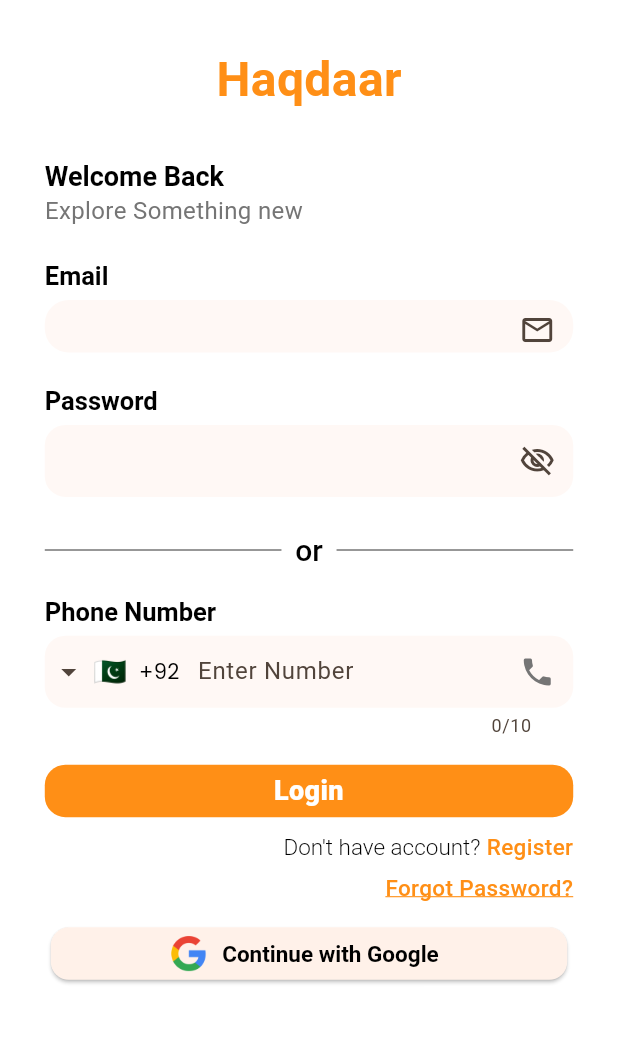
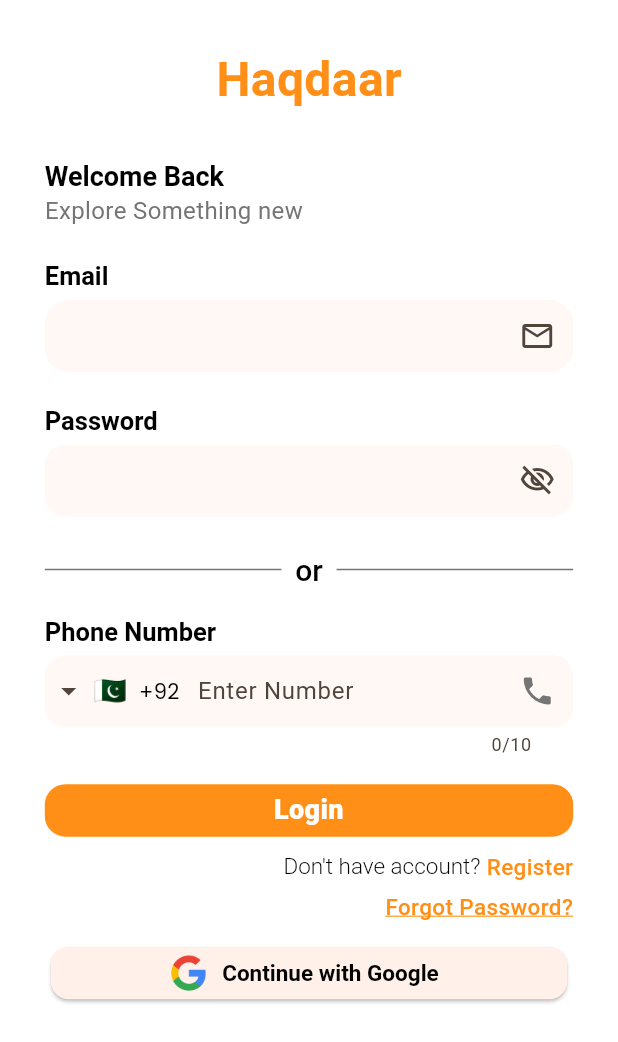
Before and after one commit to Iqra-Ilyas094093/helpo, a Flutter app: the screen it shows after launch, after a tap on "Get Started", on a phone screen of 412 x 824 dp. Shown: the top 1042 px of the screen. Run offline on Flutter 3.47's test engine with Material 3 defaults, Android fonts, the phone set to English and light mode, and no system bars; drawn by our look-alikes of intl_phone_field; our stand-ins replace animated_splash_screen, another_flushbar, carousel_slider, firebase_auth, firebase_core, fl_chart and 7 more; accounts and stored records are empty; project files that could hold a hidden picture were left out.

Commit message:
resolving email textfield error

```diff
--- a/lib/main.dart
+++ b/lib/main.dart
@@ -7,13 +7,8 @@ import 'package:login_design/utilites/routes/routes.dart';
 import 'package:login_design/utilites/routes/routes_name.dart';
 import 'package:login_design/views/pages/splashScreen.dart';
 
-import 'firebase_options.dart';
 
 void main()async {
-  WidgetsFlutterBinding.ensureInitialized();
-  await Firebase.initializeApp(
-    options: DefaultFirebaseOptions.currentPlatform,
-  );
   runApp(const MyApp());
 }
 
--- a/lib/views/pages/login/parts/customizedTextField.dart
+++ b/lib/views/pages/login/parts/customizedTextField.dart
@@ -12,9 +12,7 @@ class customizedTextField extends StatelessWidget {
 
   @override
   Widget build(BuildContext context) {
-    return SizedBox(
-      height: 35,
-      child: TextFormField(
+    return TextFormField(
       validator: validator,
       autovalidateMode: AutovalidateMode.onUserInteraction,
       controller: controller,
@@ -38,7 +36,6 @@ class customizedTextField extends StatelessWidget {
         borderRadius: BorderRadius.circular(14.r),
       )
       ),
-      ),
     );
   }
 }
--- a/lib/views/pages/notificationScreen/notificationScreen.dart
+++ b/lib/views/pages/notificationScreen/notificationScreen.dart
@@ -29,7 +29,7 @@ class _notificationScreenState extends State<notificationScreen> {
         backgroundColor: primaryColor,
         content: Text('Notification deleted',style: Theme.of(context).textTheme.titleLarge!.copyWith(
           fontWeight: FontWeight.bold,
-          fontSize: 15.sp,
+          fontSize: 15,
           color: Colors.white,
         ),),
         action: SnackBarAction(
--- a/lib/views/pages/register/registerScreen.dart
+++ b/lib/views/pages/register/registerScreen.dart
@@ -141,7 +141,6 @@ class _registerScreenState extends State<registerScreen> {
                         Utils.flushBarMessage('Enter all Credentials', context, Colors.red, Icons.error_outline);
                       }
                     }
-                    Navigator.pushNamed(context, RoutesName.verification);
                   },
                 ),
                 SizedBox(height: 10.h),
```
Also changed, not shown: lib/firebase_options.dart (deleted), pubspec.lock. Lines whose indentation alone changed are shown as unchanged.
